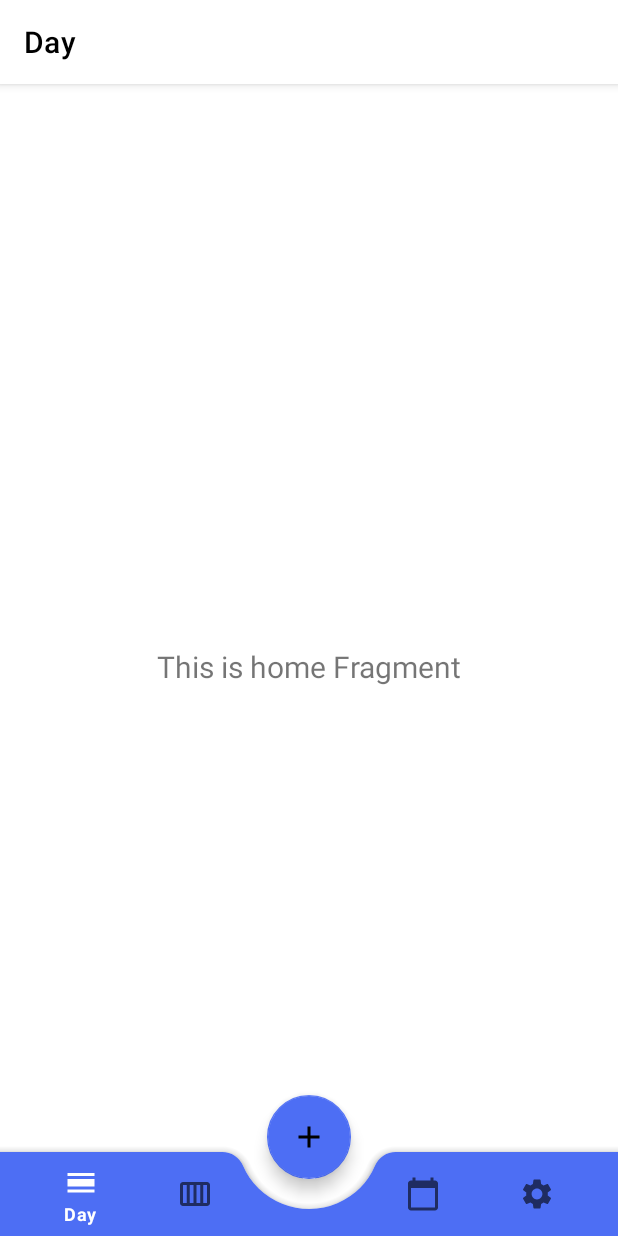
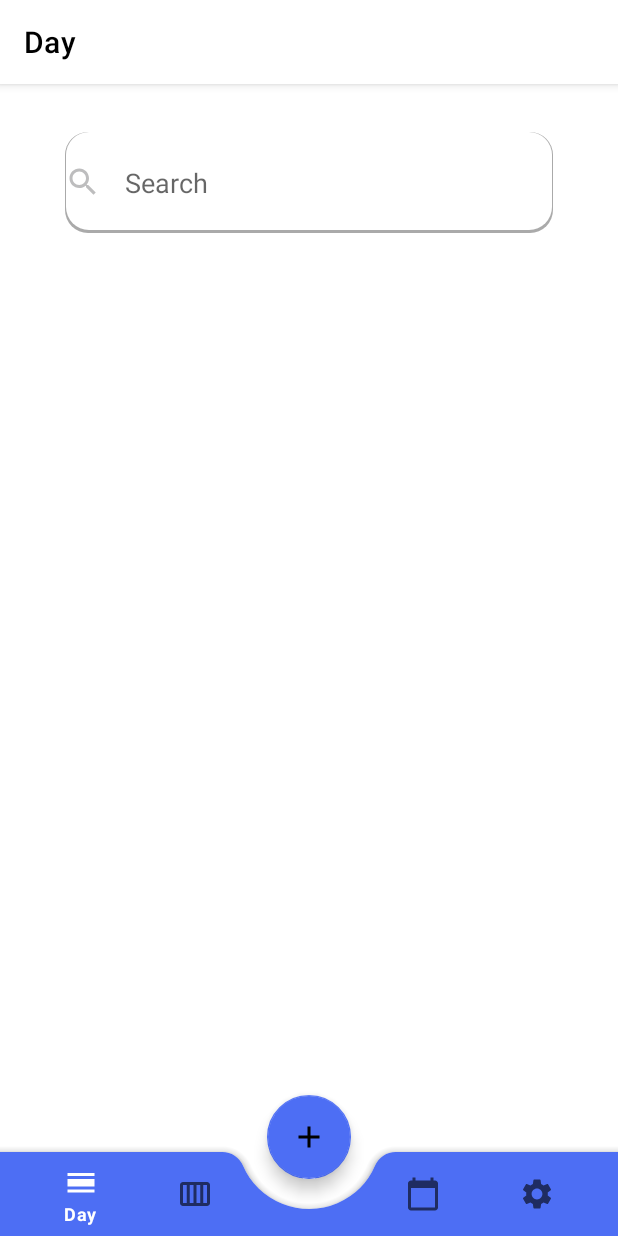
Before and after one commit to areej1012/My_Plans, an Android app: the screen it shows after launch (MainActivity), on a phone screen of 412 x 824 dp. Run offline under Robolectric (Android 15) with nearby library versions, the phone set to English and light mode, and no system bars; 2 statements that could not run were skipped.

```diff
--- /dev/null
+++ b/app/src/main/res/drawable/bt_search.xml
@@ -0,0 +1,19 @@
+<?xml version="1.0" encoding="utf-8"?>
+<layer-list xmlns:android="http://schemas.android.com/apk/res/android">
+    <item>
+        <shape android:shape="rectangle">
+            <solid android:color="@android:color/darker_gray" />
+            <corners android:radius="15dp" />
+        </shape>
+    </item>
+
+    <item
+        android:bottom="2dp"
+        android:left="1dp"
+        android:right="1dp">
+        <shape android:shape="rectangle">
+            <solid android:color="@android:color/white" />
+            <corners android:radius="15dp" />
+        </shape>
+    </item>
+</layer-list>
--- /dev/null
+++ b/app/src/main/res/drawable/ic_baseline_search_24.xml
@@ -0,0 +1,10 @@
+<vector xmlns:android="http://schemas.android.com/apk/res/android"
+    android:width="24dp"
+    android:height="24dp"
+    android:tint="#bdbdbe"
+    android:viewportWidth="24"
+    android:viewportHeight="24">
+    <path
+        android:fillColor="@android:color/white"
+        android:pathData="M15.5,14h-0.79l-0.28,-0.27C15.41,12.59 16,11.11 16,9.5 16,5.91 13.09,3 9.5,3S3,5.91 3,9.5 5.91,16 9.5,16c1.61,0 3.09,-0.59 4.23,-1.57l0.27,0.28v0.79l5,4.99L20.49,19l-4.99,-5zM9.5,14C7.01,14 5,11.99 5,9.5S7.01,5 9.5,5 14,7.01 14,9.5 11.99,14 9.5,14z" />
+</vector>
--- a/app/src/main/res/layout/fragment_plan.xml
+++ b/app/src/main/res/layout/fragment_plan.xml
@@ -6,18 +6,41 @@
     android:layout_height="match_parent"
     tools:context=".ui.plan.PlanFragment">
 
-    <TextView
-        android:id="@+id/text_home"
-        android:layout_width="match_parent"
-        android:layout_height="wrap_content"
-        android:layout_marginEnd="8dp"
-        android:layout_marginStart="8dp"
-        android:layout_marginTop="8dp"
-        android:textAlignment="center"
-        android:textSize="20sp"
-
-        app:layout_constraintBottom_toBottomOf="parent"
+    <EditText
+        android:id="@+id/ed_search"
+        android:layout_width="325dp"
+        android:layout_height="67dp"
+        android:layout_marginStart="32dp"
+        android:layout_marginTop="32dp"
+        android:layout_marginEnd="32dp"
+        android:background="@drawable/bt_search"
+        android:drawableStart="@drawable/ic_baseline_search_24"
+        android:drawablePadding="16dp"
+        android:hint="@string/search"
+        android:inputType="textPersonName"
         app:layout_constraintEnd_toEndOf="parent"
         app:layout_constraintStart_toStartOf="parent"
         app:layout_constraintTop_toTopOf="parent" />
+
+    <androidx.recyclerview.widget.RecyclerView
+        android:id="@+id/recyclerView"
+        android:layout_width="325dp"
+        android:layout_height="129dp"
+        android:layout_marginStart="32dp"
+        android:layout_marginTop="32dp"
+        android:layout_marginEnd="32dp"
+        android:orientation="horizontal"
+        app:layout_constraintEnd_toEndOf="parent"
+        app:layout_constraintStart_toStartOf="parent"
+        app:layout_constraintTop_toBottomOf="@+id/ed_search" />
+
+    <androidx.recyclerview.widget.RecyclerView
+        android:layout_width="325dp"
+        android:layout_height="wrap_content"
+        android:layout_marginStart="32dp"
+        android:layout_marginTop="32dp"
+        android:layout_marginEnd="32dp"
+        app:layout_constraintEnd_toEndOf="parent"
+        app:layout_constraintStart_toStartOf="parent"
+        app:layout_constraintTop_toBottomOf="@+id/recyclerView" />
 </androidx.constraintlayout.widget.ConstraintLayout>
--- a/app/src/main/res/values/strings.xml
+++ b/app/src/main/res/values/strings.xml
@@ -12,4 +12,5 @@
     <string name="preference_file_key">com.example.tasktimerapp.PREFERENCE_FILE_KEY</string>
     <string name="week">Week</string>
     <string name="add">add</string>
+    <string name="search">Search</string>
 </resources>
```
Also changed, not shown: app/src/main/res/drawable/ic_menu_camera.xml (deleted, +0 -12 lines), app/src/main/res/drawable/ic_menu_gallery.xml (deleted, +0 -9 lines), app/src/main/res/drawable/ic_menu_slideshow.xml (deleted, +0 -9 lines), app/src/main/res/drawable/side_nav_bar.xml (deleted, +0 -9 lines), app/src/main/res/layout/card_cell_meeting.xml (added, +47 -0 lines), app/src/main/res/drawable/semester.png (deleted).
